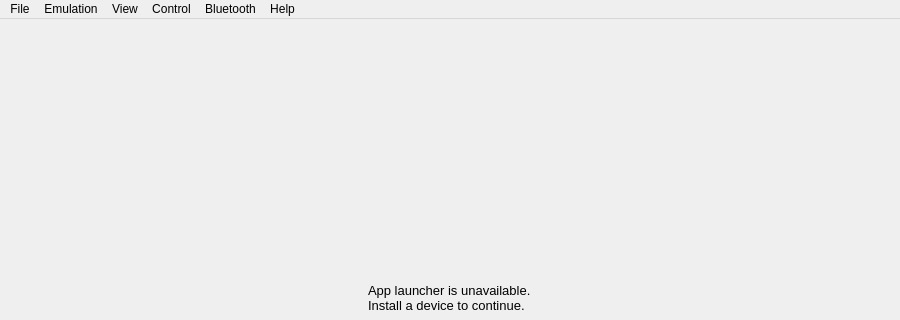
Above: src/emu/qt/src/mainwindow.ui from EKA2L1/EKA2L1 before the change; both pictures show x 0 to 900 and y 0 to 320 of the 900 by 600 pixel window. Below: the same form after it.
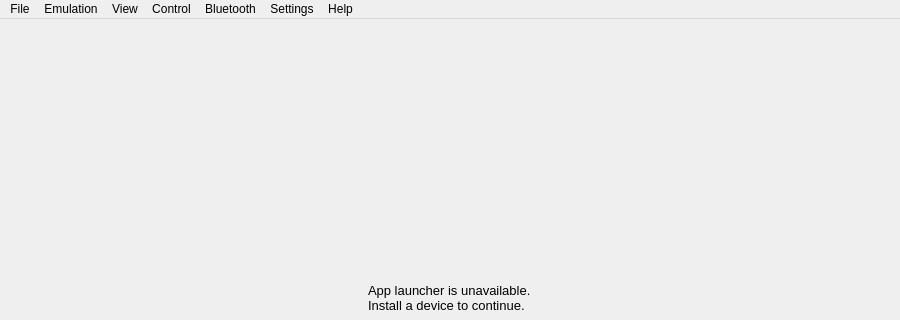
That is the form after the change. Icons and pictures are not drawn.

Diff of the .ui file:
```diff
--- a/src/emu/qt/src/mainwindow.ui
+++ b/src/emu/qt/src/mainwindow.ui
@@ -154,6 +154,7 @@
    <addaction name="menu_view"/>
    <addaction name="menu_control"/>
    <addaction name="menu_bluetooth"/>
+   <addaction name="action_settings"/>
    <addaction name="menu_help"/>
   </widget>
   <widget class="QStatusBar" name="status_bar"/>
```
Left out of the diff: 2 changed lines with no effect on the pictures.
